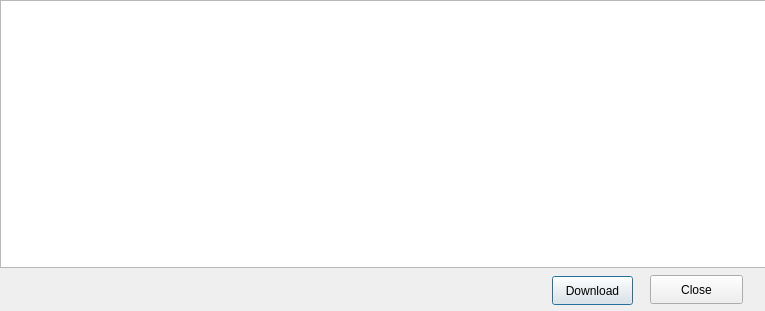
Qt form plugins/staging/googledocs/documentlist.ui (KDE/krita) before a commit.
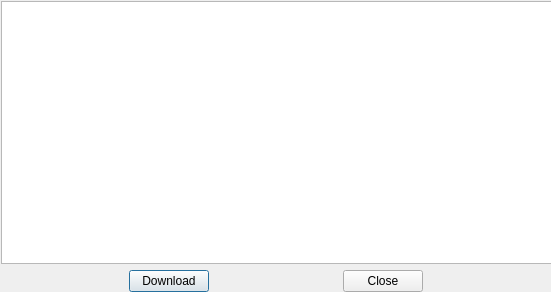
The same form after that commit. Icons and pictures are not drawn.

```diff
--- a/plugins/staging/googledocs/documentlist.ui
+++ b/plugins/staging/googledocs/documentlist.ui
@@ -6,65 +6,75 @@
    <rect>
     <x>0</x>
     <y>0</y>
-    <width>765</width>
-    <height>311</height>
+    <width>551</width>
+    <height>292</height>
    </rect>
   </property>
-  <property name="sizePolicy">
-   <sizepolicy hsizetype="Expanding" vsizetype="Preferred">
-    <horstretch>0</horstretch>
-    <verstretch>0</verstretch>
-   </sizepolicy>
-  </property>
   <property name="windowTitle">
    <string>Google Document List</string>
   </property>
+  <widget class="QWidget" name="verticalLayoutWidget">
+   <property name="geometry">
+    <rect>
+     <x>1</x>
+     <y>1</y>
+     <width>551</width>
+     <height>291</height>
+    </rect>
+   </property>
+   <layout class="QVBoxLayout" name="verticalLayout">
+    <property name="spacing">
+     <number>6</number>
+    </property>
+    <item>
+     <widget class="QTreeView" name="listView"/>
+    </item>
+    <item>
+     <layout class="QHBoxLayout" name="horizontalLayout">
+      <item>
   <widget class="QPushButton" name="okButton">
-   <property name="geometry">
-    <rect>
-     <x>552</x>
-     <y>276</y>
-     <width>81</width>
-     <height>29</height>
-    </rect>
-   </property>
    <property name="sizePolicy">
     <sizepolicy hsizetype="Fixed" vsizetype="Fixed">
      <horstretch>0</horstretch>
      <verstretch>0</verstretch>
     </sizepolicy>
    </property>
-   <property name="layoutDirection">
-    <enum>Qt::RightToLeft</enum>
-   </property>
    <property name="text">
     <string>Download</string>
    </property>
-  </widget>
+        <property name="icon">
+         <iconset resource="onlineservices.qrc">
+          <normaloff>:/images/document-import.png</normaloff>:/images/document-import.png</iconset>
+        </property>
+        <property name="flat">
+         <bool>false</bool>
+        </property>
+       </widget>
+      </item>
+      <item>
   <widget class="QPushButton" name="closeButton">
-   <property name="geometry">
-    <rect>
-     <x>650</x>
-     <y>275</y>
-     <width>93</width>
-     <height>29</height>
-    </rect>
+        <property name="sizePolicy">
+         <sizepolicy hsizetype="Fixed" vsizetype="Fixed">
+          <horstretch>0</horstretch>
+          <verstretch>0</verstretch>
+         </sizepolicy>
    </property>
    <property name="text">
     <string>Close</string>
    </property>
-  </widget>
-  <widget class="QListView" name="listView">
-   <property name="geometry">
-    <rect>
-     <x>0</x>
-     <y>0</y>
-     <width>766</width>
-     <height>268</height>
-    </rect>
-   </property>
-  </widget>
- </widget>
- <resources/>
+        <property name="icon">
+         <iconset resource="onlineservices.qrc">
+          <normaloff>:/images/dialog-cancel.png</normaloff>:/images/dialog-cancel.png</iconset>
+        </property>
+       </widget>
+      </item>
+     </layout>
+    </item>
+   </layout>
+  </widget>
+ </widget>
+ <resources>
+  <include location="onlineservices.qrc"/>
+ </resources>
  <connections/>
 </ui>
```
Lines whose indentation alone changed are shown as unchanged.
